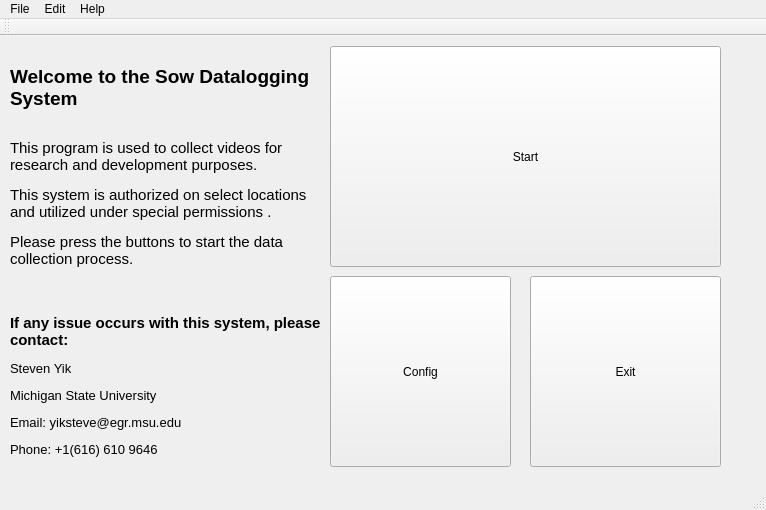
Before: the Qt Designer form src/mainwindow.ui in BenJacques/simkit.kinect, drawn with Qt 5.
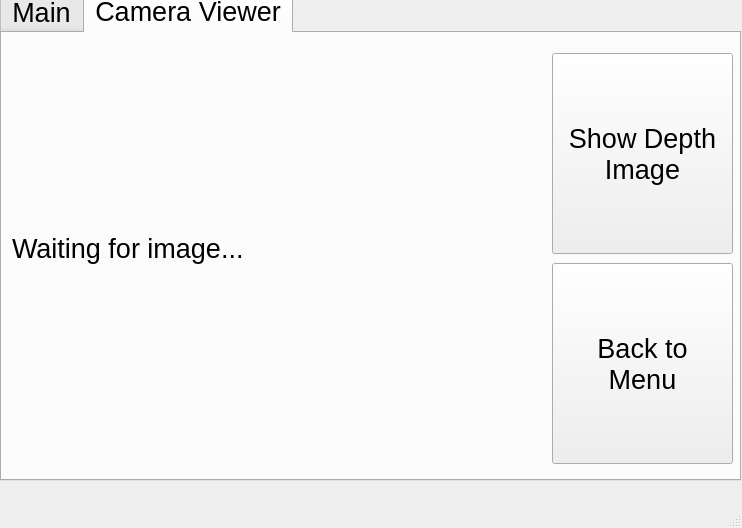
After: the same form once the commit is applied. The open tabs and pages were chosen to show the change.

Commit message: Add image display tab and finalize changes.

```diff
--- a/src/mainwindow.ui
+++ b/src/mainwindow.ui
@@ -6,14 +6,89 @@
    <rect>
     <x>0</x>
     <y>0</y>
-    <width>766</width>
-    <height>510</height>
+    <width>742</width>
+    <height>528</height>
    </rect>
   </property>
+  <property name="font">
+   <font>
+    <pointsize>20</pointsize>
+   </font>
+  </property>
   <property name="windowTitle">
    <string>MainWindow</string>
   </property>
   <widget class="QWidget" name="centralWidget">
+   <widget class="QTabWidget" name="tabWidget">
+    <property name="geometry">
+     <rect>
+      <x>0</x>
+      <y>-10</y>
+      <width>741</width>
+      <height>491</height>
+     </rect>
+    </property>
+    <property name="sizePolicy">
+     <sizepolicy hsizetype="Maximum" vsizetype="Maximum">
+      <horstretch>0</horstretch>
+      <verstretch>0</verstretch>
+     </sizepolicy>
+    </property>
+    <property name="focusPolicy">
+     <enum>Qt::NoFocus</enum>
+    </property>
+    <property name="tabShape">
+     <enum>QTabWidget::Rounded</enum>
+    </property>
+    <property name="currentIndex">
+     <number>0</number>
+    </property>
+    <widget class="QWidget" name="tab_Main">
+     <attribute name="title">
+      <string>Main</string>
+     </attribute>
+     <widget class="QPushButton" name="pushButton_Config">
+      <property name="geometry">
+       <rect>
+        <x>330</x>
+        <y>240</y>
+        <width>181</width>
+        <height>191</height>
+       </rect>
+      </property>
+      <property name="text">
+       <string>Config</string>
+      </property>
+     </widget>
+     <widget class="QPushButton" name="pushButton_Start">
+      <property name="geometry">
+       <rect>
+        <x>330</x>
+        <y>10</y>
+        <width>391</width>
+        <height>221</height>
+       </rect>
+      </property>
+      <property name="autoFillBackground">
+       <bool>false</bool>
+      </property>
+      <property name="text">
+       <string>Start</string>
+      </property>
+     </widget>
+     <widget class="QPushButton" name="pushButton_Exit">
+      <property name="geometry">
+       <rect>
+        <x>530</x>
+        <y>240</y>
+        <width>191</width>
+        <height>191</height>
+       </rect>
+      </property>
+      <property name="text">
+       <string>Exit</string>
+      </property>
+     </widget>
    <widget class="QLabel" name="label">
     <property name="geometry">
      <rect>
@@ -51,89 +126,55 @@
      <number>5</number>
     </property>
    </widget>
-   <widget class="QPushButton" name="pushButton_Start">
+    </widget>
+    <widget class="QWidget" name="tab_cameraViewer">
+     <attribute name="title">
+      <string>Camera Viewer</string>
+     </attribute>
+     <widget class="QPushButton" name="pushButton_Back">
     <property name="geometry">
      <rect>
-      <x>330</x>
+        <x>550</x>
+        <y>230</y>
+        <width>181</width>
+        <height>201</height>
+       </rect>
+      </property>
+      <property name="text">
+       <string>Back to 
+Menu</string>
+      </property>
+     </widget>
+     <widget class="QPushButton" name="pushButton_ToggleView">
+      <property name="geometry">
+       <rect>
+        <x>550</x>
+        <y>20</y>
+        <width>181</width>
+        <height>201</height>
+       </rect>
+      </property>
+      <property name="text">
+       <string>Show Depth 
+Image</string>
+      </property>
+     </widget>
+     <widget class="QLabel" name="label_Image">
+      <property name="geometry">
+       <rect>
+        <x>10</x>
       <y>10</y>
-      <width>391</width>
-      <height>221</height>
-     </rect>
-    </property>
-    <property name="autoFillBackground">
-     <bool>false</bool>
-    </property>
+        <width>521</width>
+        <height>411</height>
+       </rect>
+      </property>
     <property name="text">
-     <string>Start</string>
-    </property>
-   </widget>
-   <widget class="QPushButton" name="pushButton_Exit">
-    <property name="geometry">
-     <rect>
-      <x>530</x>
-      <y>240</y>
-      <width>191</width>
-      <height>191</height>
-     </rect>
-    </property>
-    <property name="text">
-     <string>Exit</string>
-    </property>
-   </widget>
-   <widget class="QPushButton" name="pushButton_Config">
-    <property name="geometry">
-     <rect>
-      <x>330</x>
-      <y>240</y>
-      <width>181</width>
-      <height>191</height>
-     </rect>
-    </property>
-    <property name="text">
-     <string>Config</string>
-    </property>
+       <string>Waiting for image...</string>
+      </property>
+     </widget>
+    </widget>
    </widget>
   </widget>
-  <widget class="QMenuBar" name="menuBar">
-   <property name="geometry">
-    <rect>
-     <x>0</x>
-     <y>0</y>
-     <width>766</width>
-     <height>22</height>
-    </rect>
-   </property>
-   <widget class="QMenu" name="menuFile">
-    <property name="title">
-     <string>File</string>
-    </property>
-    <addaction name="actionStart"/>
-    <addaction name="actionExit"/>
-   </widget>
-   <widget class="QMenu" name="menuEdit">
-    <property name="title">
-     <string>Edit</string>
-    </property>
-    <addaction name="actionConfig"/>
-   </widget>
-   <widget class="QMenu" name="menuHelp">
-    <property name="title">
-     <string>Help</string>
-    </property>
-    <addaction name="actionVersion"/>
-   </widget>
-   <addaction name="menuFile"/>
-   <addaction name="menuEdit"/>
-   <addaction name="menuHelp"/>
-  </widget>
-  <widget class="QToolBar" name="mainToolBar">
-   <attribute name="toolBarArea">
-    <enum>TopToolBarArea</enum>
-   </attribute>
-   <attribute name="toolBarBreak">
-    <bool>false</bool>
-   </attribute>
-  </widget>
   <widget class="QStatusBar" name="statusBar"/>
   <action name="actionStart">
    <property name="text">
```
Left out of the diff: 22 changed lines with no effect on the pictures. Lines whose indentation alone changed are shown as unchanged. The commit also changes 6 other files.
